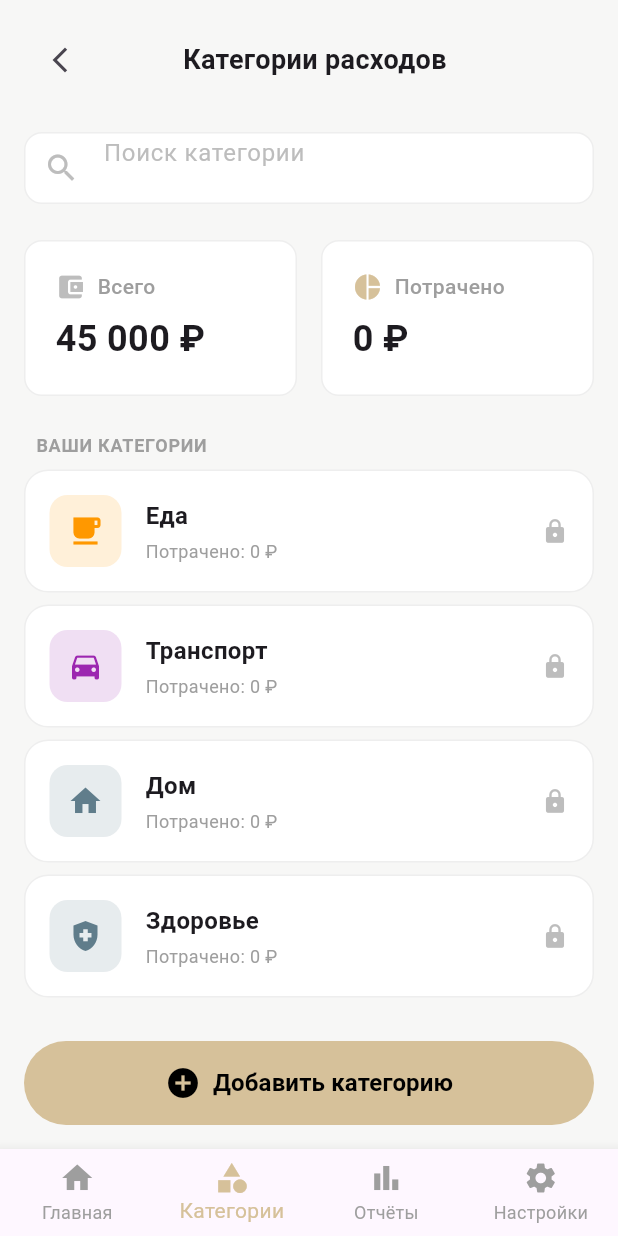
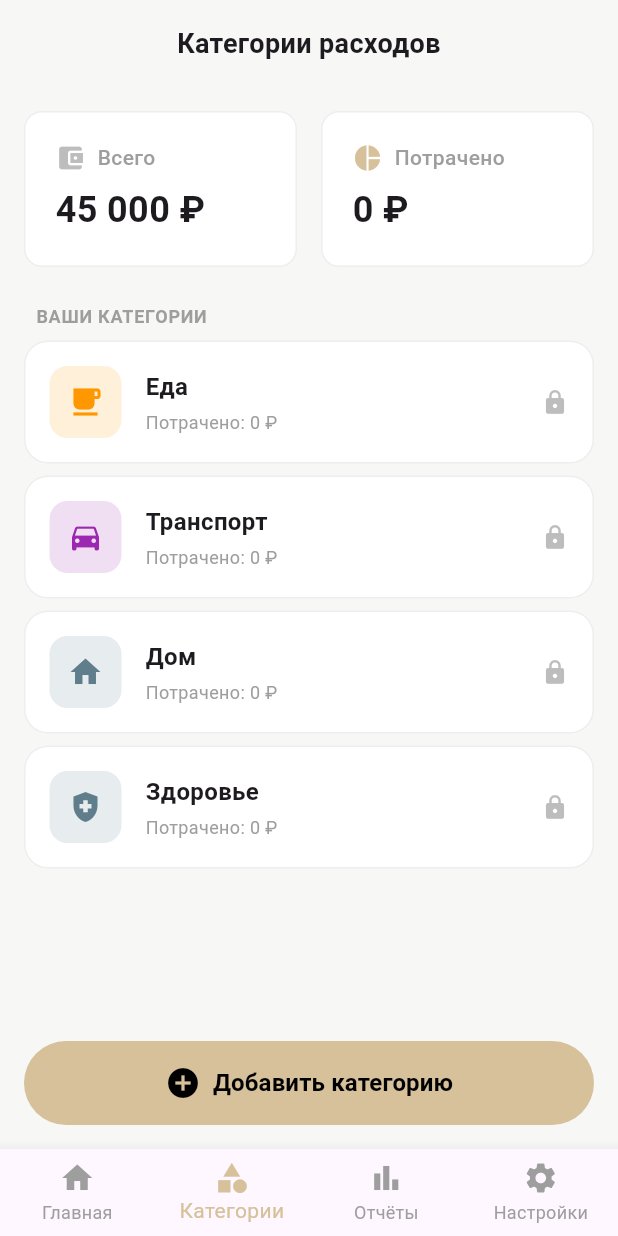
Before and after one commit to mrgsdev/budget_app, a Flutter app: the screen it shows after launch, item 2 of the bottom bar chosen, on a phone screen of 412 x 824 dp. Run offline on Flutter 3.47's test engine with Material 3 defaults, Android fonts, the phone set to English and light mode, and no system bars; our stand-ins replace hive, hive_flutter; accounts and stored records are empty.

Commit message:
Убрал стрелку в категориях и поиск

```diff
--- a/budget_app/lib/screens/categories_screen.dart
+++ b/budget_app/lib/screens/categories_screen.dart
@@ -16,9 +16,7 @@ class CategoriesScreen extends StatefulWidget {
 }
 
 class _CategoriesScreenState extends State<CategoriesScreen> {
-  final TextEditingController _searchController = TextEditingController();
   final StorageService _storageService = StorageService();
-  String _searchQuery = '';
   List<Expense> _expenses = [];
 
   @override
@@ -37,7 +35,6 @@ class _CategoriesScreenState extends State<CategoriesScreen> {
 
   @override
   void dispose() {
-    _searchController.dispose();
     super.dispose();
   }
 
@@ -82,15 +79,6 @@ class _CategoriesScreenState extends State<CategoriesScreen> {
         );
   }
 
-  // Получить отфильтрованные категории
-  List<Category> get _filteredCategories {
-    if (_searchQuery.isEmpty) {
-      return CategoriesData.categories;
-    }
-    return CategoriesData.categories
-        .where((c) => c.name.toLowerCase().contains(_searchQuery.toLowerCase()))
-        .toList();
-  }
 
   // Рассчитать процент использования бюджета
   double _getBudgetPercentage(String categoryName) {
@@ -109,7 +97,7 @@ class _CategoriesScreenState extends State<CategoriesScreen> {
 
   @override
   Widget build(BuildContext context) {
-    final categories = _filteredCategories;
+    final categories = CategoriesData.categories;
 
     return Scaffold(
       backgroundColor: const Color(0xFFF7F7F6),
@@ -119,53 +107,12 @@ class _CategoriesScreenState extends State<CategoriesScreen> {
             // Header
             Padding(
               padding: const EdgeInsets.symmetric(horizontal: 16, vertical: 16),
-              child: Row(
-                children: [
-                  IconButton(
-                    icon: const Icon(Icons.arrow_back_ios_new, size: 20),
-                    onPressed: () => Navigator.pop(context),
-                    padding: EdgeInsets.zero,
-                    constraints: const BoxConstraints(),
-                  ),
-                  Expanded(
               child: Text(
                 'Категории расходов',
                 textAlign: TextAlign.center,
                 style: const TextStyle(
                   fontSize: 18,
                   fontWeight: FontWeight.bold,
-                      ),
-                    ),
-                  ),
-                  const SizedBox(width: 40), // Для центрирования
-                ],
-              ),
-            ),
-
-            // Search Bar
-            Padding(
-              padding: const EdgeInsets.symmetric(horizontal: 16, vertical: 8),
-              child: Container(
-                height: 48,
-                decoration: BoxDecoration(
-                  color: Colors.white,
-                  borderRadius: BorderRadius.circular(12),
-                  border: Border.all(color: Colors.grey.shade200),
-                ),
-                child: TextField(
-                  controller: _searchController,
-                  decoration: InputDecoration(
-                    hintText: 'Поиск категории',
-                    hintStyle: TextStyle(color: Colors.grey.shade400),
-                    prefixIcon: Icon(Icons.search, color: Colors.grey.shade400),
-                    border: InputBorder.none,
-                    contentPadding: const EdgeInsets.symmetric(horizontal: 16),
-                  ),
-                  onChanged: (value) {
-                    setState(() {
-                      _searchQuery = value;
-                    });
-                  },
                 ),
               ),
             ),
@@ -218,9 +165,7 @@ class _CategoriesScreenState extends State<CategoriesScreen> {
               child: categories.isEmpty
                   ? Center(
                       child: Text(
-                        _searchQuery.isEmpty
-                            ? 'Нет категорий'
-                            : 'Категории не найдены',
+                        'Нет категорий',
                         style: TextStyle(color: Colors.grey.shade400),
                       ),
                     )
--- a/budget_app/lib/screens/home_screen.dart
+++ b/budget_app/lib/screens/home_screen.dart
@@ -52,8 +52,19 @@ class _HomeScreenState extends State<HomeScreen> {
     _loadData();
   }
 
+  @override
+  void didUpdateWidget(HomeScreen oldWidget) {
+    super.didUpdateWidget(oldWidget);
+    // Обновляем данные при обновлении виджета только если изменились расходы
+    if (oldWidget.expenses.length != widget.expenses.length && !_isLoading) {
+      _loadData();
+    }
+  }
+
   Future<void> _loadData() async {
-    setState(() => _isLoading = true);
+    if (mounted) {
+      setState(() => _isLoading = true);
+    }
 
     // Загружаем данные из хранилища
     _balance = _storageService.loadBalance();
@@ -61,7 +72,9 @@ class _HomeScreenState extends State<HomeScreen> {
     _expenses.clear();
     _expenses.addAll(_storageService.loadExpenses());
 
-    setState(() => _isLoading = false);
+    if (mounted) {
+      setState(() => _isLoading = false);
+    }
   }
 
   Future<void> _saveExpenses() async {
--- a/budget_app/lib/screens/main_screen.dart
+++ b/budget_app/lib/screens/main_screen.dart
@@ -21,6 +21,7 @@ class _MainScreenState extends State<MainScreen> {
   Widget build(BuildContext context) {
     final screens = [
       HomeScreen(
+        key: const ValueKey('home_screen'),
         expenses: _expenses,
         onExpensesChanged: () => setState(() {}),
       ),
```
Lines whose indentation alone changed are shown as unchanged.
